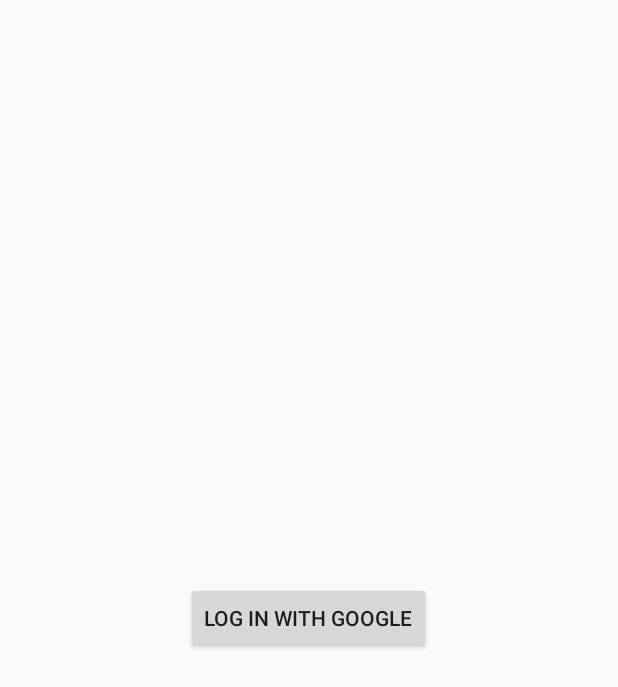
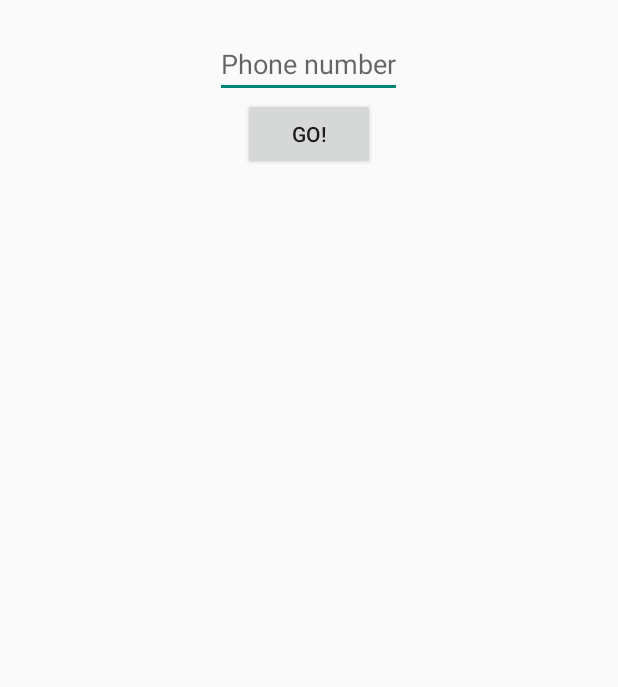
Before and after one commit to standy66/slowgram, an Android app: the layout activity_login.xml on its own in the app's theme, with its tools: preview values and no code run, on a phone screen of 412 x 824 dp. Shown: the top 687 px of the screen. Run offline under Robolectric (Android 15) with nearby library versions, the phone set to English and light mode, and no system bars.

```diff
--- a/client_android/app/src/main/AndroidManifest.xml
+++ b/client_android/app/src/main/AndroidManifest.xml
@@ -12,6 +12,7 @@
     <uses-permission android:name="android.permission.GET_ACCOUNTS" /> <!-- To auto-complete the email text field in the login form with the user's emails -->
     <uses-permission android:name="android.permission.READ_PROFILE" />
     <uses-permission android:name="android.permission.READ_CONTACTS" />
+    <uses-permission android:name="android.permission.READ_PHONE_STATE"/>
 
     <application
         android:allowBackup="true"
--- a/client_android/app/src/main/res/layout/activity_login.xml
+++ b/client_android/app/src/main/res/layout/activity_login.xml
@@ -1,23 +1,23 @@
 <?xml version="1.0" encoding="utf-8"?>
-<RelativeLayout xmlns:android="http://schemas.android.com/apk/res/android"
+<LinearLayout xmlns:android="http://schemas.android.com/apk/res/android"
     android:layout_width="match_parent"
-    android:layout_height="match_parent">
+    android:orientation="vertical"
+    android:layout_height="match_parent"
+    android:padding="20dp">
 
+    <EditText
+        android:layout_width="wrap_content"
+        android:layout_height="wrap_content"
+        android:id="@+id/phone_number"
+        android:layout_gravity="center"
+        android:inputType="phone"
+        android:hint="@string/phone_number_hint"/>
 
     <Button
         android:layout_width="wrap_content"
         android:layout_height="wrap_content"
-        android:text="@string/google_log_in"
-        android:id="@+id/google_log_in"
-        android:layout_gravity="center_horizontal"
-        android:layout_centerVertical="true"
-        android:layout_centerHorizontal="true"
-        android:onClick="pickUserAccountGoogle"/>
-
-    <TextView
-        android:id="@+id/progress_text_view"
-        android:layout_width="wrap_content"
-        android:layout_height="wrap_content"
-        android:text=""/>
-
-</RelativeLayout>
+        android:text="@string/sing_in_button_text"
+        android:id="@+id/sign_in_button"
+        android:onClick="signIn"
+        android:layout_gravity="center" />
+</LinearLayout>
--- a/client_android/app/src/main/res/values/strings.xml
+++ b/client_android/app/src/main/res/values/strings.xml
@@ -2,6 +2,7 @@
     <string name="app_name">Slowgram</string>
     <string name="title_activity_main">MainActivity</string>
 
+
     <string name="hello_world">Hello world!</string>
     <string name="action_settings">Settings</string>
 </resources>
--- a/client_android/app/src/main/res/values/strings_activity_login.xml
+++ b/client_android/app/src/main/res/values/strings_activity_login.xml
@@ -1,4 +1,6 @@
 <resources>
     <string name="google_log_in">Log in with Google</string>
     <string name="pick_account">Please pick an account to proceed</string>
+    <string name="sing_in_button_text">Go!</string>
+    <string name="phone_number_hint">Phone number</string>
 </resources>
```
Also changed, not shown: client_android/app/src/main/java/com/letsplaydota/slowgram/LoginActivity.java (+61 -139 lines), client_android/app/src/main/java/com/letsplaydota/slowgram/MainActivity.java (+7 -0 lines).
